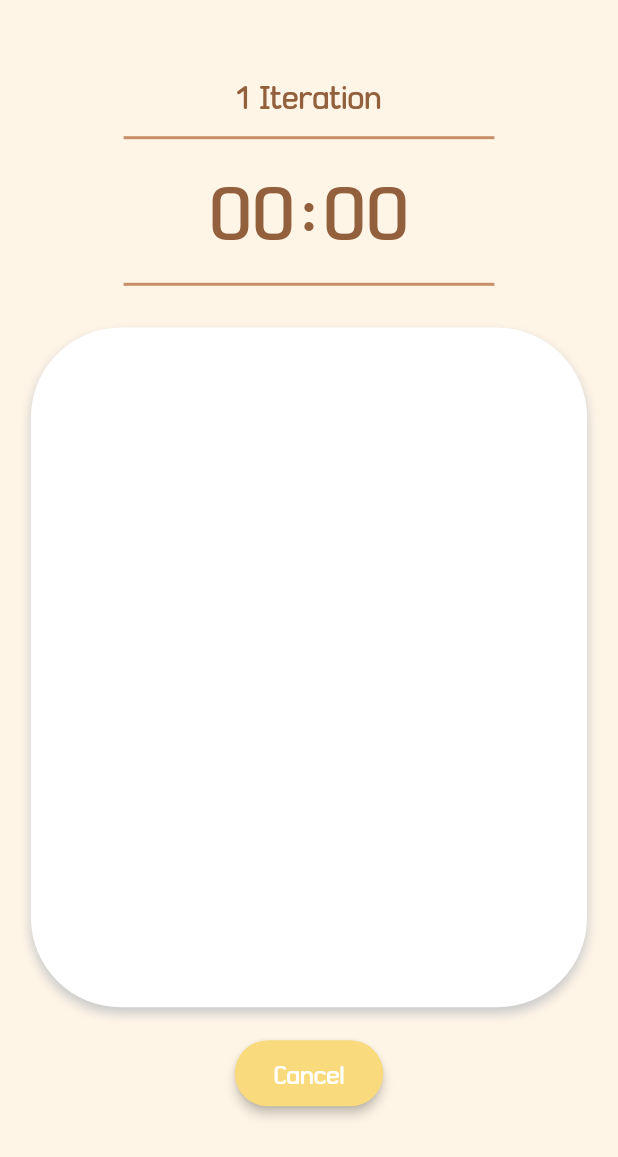
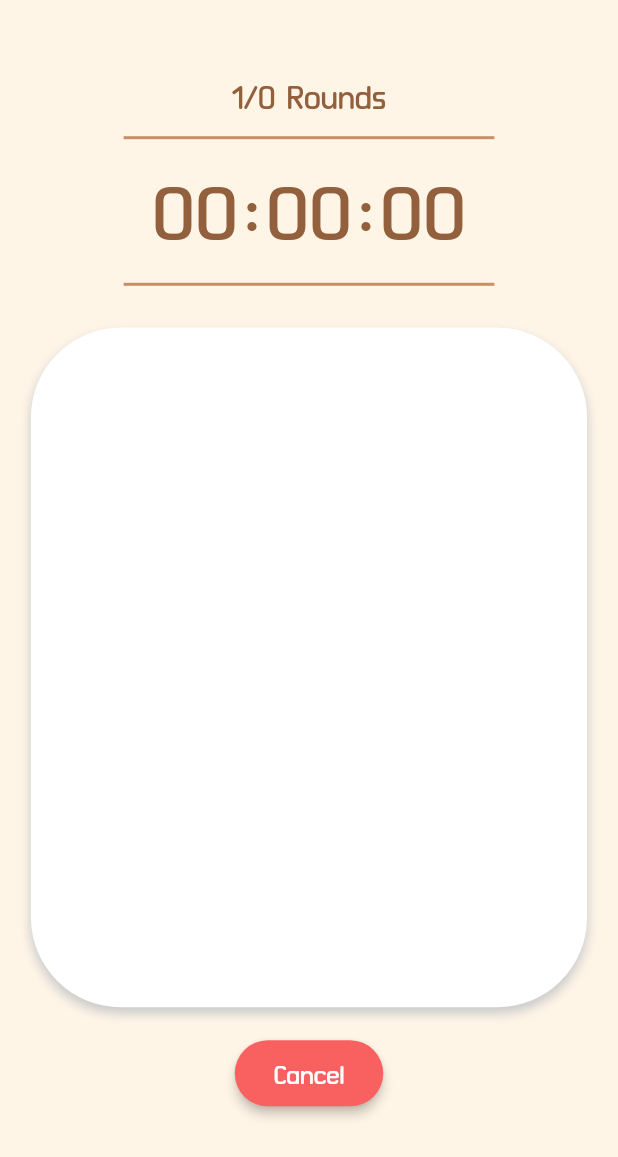
Before and after one commit to Bug-Is-Feature/DokuDoku, a Flutter app: the HourglassView screen opened directly, after a tap on "Cancel", on a phone screen of 412 x 824 dp. Shown: the top 1157 px of the screen. Run offline on Flutter 3.47's test engine with Material 2 defaults, Android fonts, the phone set to English and light mode, and no system bars; our stand-ins replace auto_route, font_awesome_flutter; network calls fail.

Commit message:
simplify code & restructure

```diff
--- a/lib/ui/components/custom_dialog_box.dart
+++ b/lib/ui/components/custom_dialog_box.dart
@@ -81,8 +81,9 @@ class _CustomDialogState extends State<CustomDialog> {
                   children: [
                     TextButton(
                       style: ButtonStyle(
-                        foregroundColor:
-                            MaterialStateProperty.all<Color>(Color(0xffC78F68)),
+                        foregroundColor: MaterialStateProperty.all<Color>(
+                          Color(0xffC78F68),
+                        ),
                       ),
                       onPressed: widget.onPressed,
                       child: Text(widget.buttonText),
--- a/lib/ui/view/hourglass_view.dart
+++ b/lib/ui/view/hourglass_view.dart
@@ -15,11 +15,33 @@ class _HourglassViewState extends State<HourglassView> {
   @override
   Widget build(BuildContext context) {
     final provider = Provider.of<TimerService>(context);
+
+    final skipBreakButton = Button(
+      onPressed: () {
+        Provider.of<TimerService>(context, listen: false).pauseHourglass();
+        Provider.of<TimerService>(context, listen: false)
+            .breakTimeDialog(context);
+      },
+      backgroundColor: context.resources.color.colorDark,
+      size: const Size(110, 44),
+      child: const Text('Skip Break'),
+    );
+
+    final cancelButton = Button(
+      onPressed: () {
+        Provider.of<TimerService>(context, listen: false).pauseHourglass();
+        Provider.of<TimerService>(context, listen: false)
+            .cancelTimeDialog(context: context, isWillPop: false);
+      },
+      backgroundColor: context.resources.color.error,
+      size: const Size(99, 44),
+      child: const Text('Cancel'),
+    );
+
     return Scaffold(
       backgroundColor: context.resources.color.colorLightest,
       body: SingleChildScrollView(
         child: Center(
-          child: Container(
           child: Column(
             children: [
               SizedBox(
@@ -28,7 +50,7 @@ class _HourglassViewState extends State<HourglassView> {
               if (provider.currentState == TimerState.focus ||
                   provider.currentState == TimerState.end) ...[
                 // ),
-                  Text("${provider.iteration} Iteration",
+                Text("${provider.iteration}/${provider.inputSessionNum} Rounds",
                     style: const TextStyle(fontSize: 25))
               ] else ...[
                 const Text(
@@ -53,7 +75,7 @@ class _HourglassViewState extends State<HourglassView> {
                     child: Center(
                       child: Text(
                         Provider.of<TimerService>(context, listen: false)
-                              .formattedMinutes(provider.currentDurationHrg),
+                            .formattedHours(provider.currentDuration),
                         style: const TextStyle(fontSize: 60),
                       ),
                     ),
@@ -72,7 +94,26 @@ class _HourglassViewState extends State<HourglassView> {
                     child: Center(
                       child: Text(
                         Provider.of<TimerService>(context, listen: false)
-                              .formattedSeconds(provider.currentDurationHrg),
+                            .formattedMinutes(provider.currentDuration),
+                        style: const TextStyle(fontSize: 60),
+                      ),
+                    ),
+                  ),
+                  const SizedBox(
+                    width: 5,
+                  ),
+                  const Text(
+                    ":",
+                    style: TextStyle(fontSize: 60),
+                  ),
+                  const SizedBox(
+                    width: 5,
+                  ),
+                  SizedBox(
+                    child: Center(
+                      child: Text(
+                        Provider.of<TimerService>(context, listen: false)
+                            .formattedSeconds(provider.currentDuration),
                         style: const TextStyle(fontSize: 60),
                       ),
                     ),
@@ -109,47 +150,26 @@ class _HourglassViewState extends State<HourglassView> {
                 mainAxisAlignment: MainAxisAlignment.center,
                 children: [
                   if (provider.currentState == TimerState.breakTime) ...[
-                      Button(
-                        child: const Text('Skip Break'),
-                        onPressed: () {
-                          Provider.of<TimerService>(context, listen: false)
-                              .pauseHourglass();
-                          Provider.of<TimerService>(context, listen: false)
-                              .breakTimeDialog(context);
-                        },
-                        backgroundColor: context.resources.color.colorDark,
-                        size: const Size(110, 44),
-                      ),
+                    skipBreakButton,
                     const SizedBox(
                       width: 30,
                     ),
-                      Button(
-                        child: const Text('Cancel'),
-                        onPressed: () {
-                          Provider.of<TimerService>(context, listen: false)
-                              .pauseHourglass();
-                          Provider.of<TimerService>(context, listen: false)
-                              .cancelTimeDialog(context);
-                        },
-                        backgroundColor: context.resources.color.warning,
-                        size: const Size(99, 44),
-                      )
+                    cancelButton,
                   ] else if (provider.currentState == TimerState.focus) ...[
-                      Button(
-                          child: const Text('Cancel'),
-                          onPressed: () {
-                            Provider.of<TimerService>(context, listen: false)
-                                .pauseHourglass();
-                            Provider.of<TimerService>(context, listen: false)
-                                .cancelTimeDialog(context);
-                          },
-                          backgroundColor: context.resources.color.warning,
-                          size: const Size(99, 44))
+                    cancelButton,
                   ]
                 ],
               ),
+              WillPopScope(
+                child: Container(),
+                onWillPop: () async {
+                  Provider.of<TimerService>(context, listen: false)
+                      .pauseHourglass();
+                  return await Provider.of<TimerService>(context, listen: false)
+                      .cancelTimeDialog(context: context, isWillPop: true);
+                },
+              )
             ],
-            ),
           ),
         ),
       ),
```
Also changed, not shown: lib/ui/components/hourglass_session_input.dart (+35 -71 lines). Lines whose indentation alone changed are shown as unchanged.
